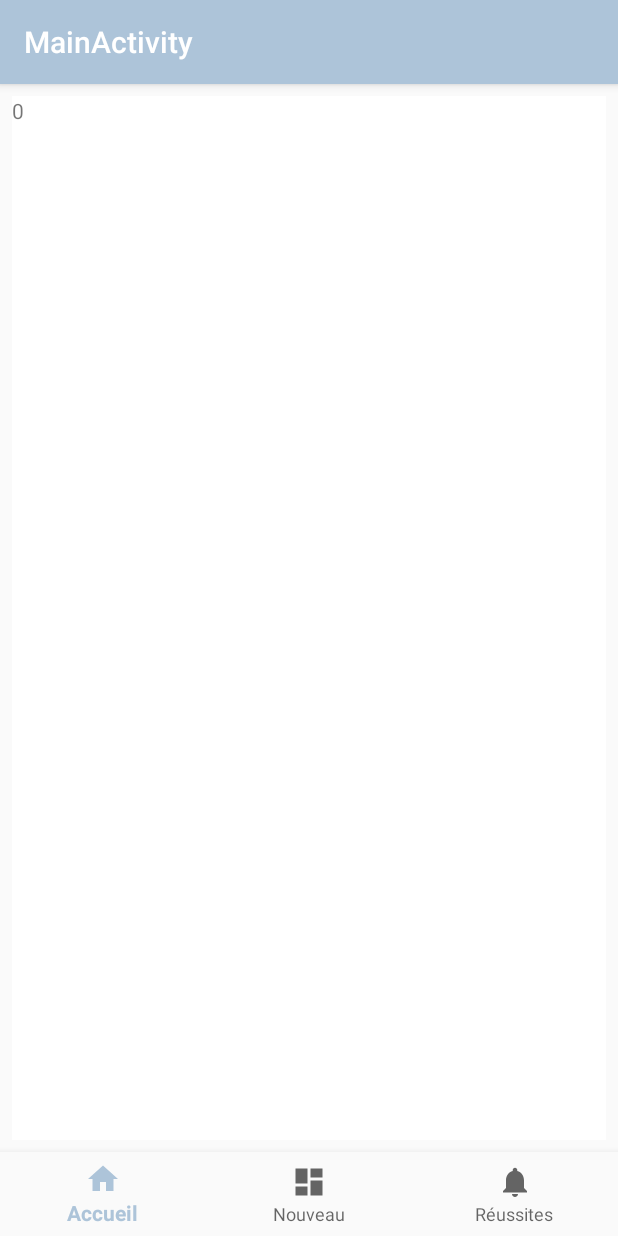
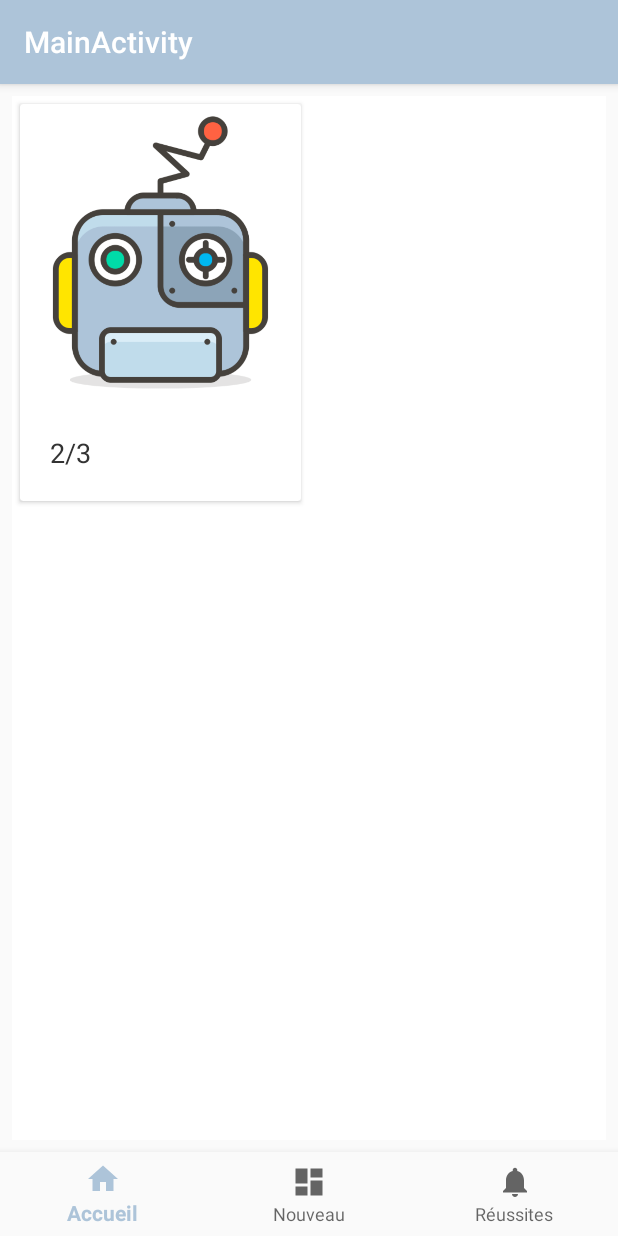
Before and after one commit to csgrdcelia/Captch-up, an Android app: the screen it shows after launch once a user with an empty profile is signed in (MainActivity), on a phone screen of 412 x 824 dp. Run offline under Robolectric (Android 15) with nearby library versions, the phone set to English and light mode, and no system bars; our stand-ins replace Firebase (no records; nobody signed in at launch, a user with empty details on screens opened directly), Picasso.

Commit message:
Level CardView RecyclerView working

```diff
--- a/app/build.gradle
+++ b/app/build.gradle
@@ -23,10 +23,13 @@ android {
 dependencies {
     implementation fileTree(dir: 'libs', include: ['*.jar'])
     implementation 'com.android.support:appcompat-v7:28.0.0'
+    implementation 'com.android.support:recyclerview-v7:28.0.0'
+    implementation 'com.android.support:cardview-v7:28.0.0'
     implementation 'com.android.support.constraint:constraint-layout:1.1.3'
     implementation 'com.android.support:design:28.0.0'
     implementation 'com.android.support:support-vector-drawable:28.0.0'
     implementation 'com.android.support:support-v4:28.0.0'
+    implementation 'com.squareup.picasso:picasso:2.71828'
     testImplementation 'junit:junit:4.12'
     androidTestImplementation 'com.android.support.test:runner:1.0.2'
     androidTestImplementation 'com.android.support.test.espresso:espresso-core:3.0.2'
--- a/app/src/main/java/com/esgi/project/captchup/Level.java
+++ b/app/src/main/java/com/esgi/project/captchup/Level.java
@@ -7,5 +7,29 @@ import java.util.List;
 public class Level {
     private int id;
     private List<Prediction> predictions;
-    private Image image;
+    private String imageUrl;
+
+    public Level() {
+    }
+
+    public Level(int id, List<Prediction> predictions, String image) {
+        this.id = id;
+        this.predictions = predictions;
+        this.imageUrl = image;
+    }
+
+    public String getAdvancement()
+    {
+        int completed = 0;
+        for (Prediction prediction : predictions)
+        {
+            if(prediction.found)
+                completed += 1;
+        }
+        return completed + "/3";
+    }
+
+    public String getImage() {
+        return imageUrl;
+    }
 }
--- /dev/null
+++ b/app/src/main/java/com/esgi/project/captchup/LevelAdapter.java
@@ -0,0 +1,36 @@
+package com.esgi.project.captchup;
+
+import android.support.annotation.NonNull;
+import android.support.v7.widget.RecyclerView;
+import android.view.LayoutInflater;
+import android.view.View;
+import android.view.ViewGroup;
+
+import java.util.List;
+
+public class LevelAdapter extends RecyclerView.Adapter<LevelViewHolder> {
+    List<Level> list;
+
+    public LevelAdapter(List<Level> list)
+    {
+        this.list = list;
+    }
+
+    @NonNull
+    @Override
+    public LevelViewHolder onCreateViewHolder(@NonNull ViewGroup viewGroup, int i) {
+        View view = LayoutInflater.from(viewGroup.getContext()).inflate(R.layout.card_level,viewGroup,false);
+        return new LevelViewHolder(view);
+    }
+
+    @Override
+    public void onBindViewHolder(@NonNull LevelViewHolder levelViewHolder, int i) {
+        Level level = list.get(i);
+        levelViewHolder.bind(level);
+    }
+
+    @Override
+    public int getItemCount() {
+        return list.size();
+    }
+}
--- a/app/src/main/java/com/esgi/project/captchup/LevelFragment.java
+++ b/app/src/main/java/com/esgi/project/captchup/LevelFragment.java
@@ -1,12 +1,20 @@
 package com.esgi.project.captchup;
 
 
+import android.media.Image;
 import android.os.Bundle;
+import android.support.annotation.Nullable;
 import android.support.v4.app.Fragment;
+import android.support.v7.widget.GridLayoutManager;
+import android.support.v7.widget.LinearLayoutManager;
+import android.support.v7.widget.RecyclerView;
 import android.view.LayoutInflater;
 import android.view.View;
 import android.view.ViewGroup;
 import android.widget.TextView;
+
+import java.util.ArrayList;
+import java.util.List;
 
 
 /**
@@ -20,6 +28,8 @@ public class LevelFragment extends Fragment {
     }
 
     int index = 2;
+    private RecyclerView recyclerView;
+    private List<Level> levels = new ArrayList<>();
 
     public LevelFragment() {
         // Required empty public constructor
@@ -46,13 +56,35 @@ public class LevelFragment extends Fragment {
     }
 
     @Override
+    public void onActivityCreated(@Nullable Bundle savedInstanceState) {
+        super.onActivityCreated(savedInstanceState);
+        addLevels();
+        recyclerView = (RecyclerView)getView().findViewById(R.id.recyclerView);
+        //recyclerView.setLayoutManager(new LinearLayoutManager(getView().getContext())); // DISPLAY 1 PER ROW
+        recyclerView.setLayoutManager(new GridLayoutManager(getView().getContext(),2)); // DISPLAY 2 PER ROW
+        recyclerView.setAdapter(new LevelAdapter(levels));
+    }
+
+    @Override
     public void onResume() {
         super.onResume();
-        setTextView(String.valueOf(index));
+
     }
 
-    public void setTextView(String text) {
-        TextView tv = getView().findViewById(R.id.tv);
-        tv.setText(text);
+    private void addLevels()
+    {
+        //TODO: supprimer ceci pour remplacer par la vraie récupération des niveaux
+        Prediction prediction1 = new Prediction(1, "Robot", 80.0, true);
+        Prediction prediction2 = new Prediction(2, "Jeu", 85.0, false);
+        Prediction prediction3 = new Prediction(3, "Test", 90.0, true);
+
+        List<Prediction> predictions = new ArrayList<>();
+        predictions.add(prediction1);
+        predictions.add(prediction2);
+        predictions.add(prediction3);
+
+        Level level = new Level(1, predictions, "url");
+        levels.add(level);
+
     }
 }
--- /dev/null
+++ b/app/src/main/java/com/esgi/project/captchup/LevelViewHolder.java
@@ -0,0 +1,25 @@
+package com.esgi.project.captchup;
+
+import android.support.v7.widget.RecyclerView;
+import android.view.View;
+import android.widget.ImageView;
+import android.widget.TextView;
+
+import com.squareup.picasso.Picasso;
+
+public class LevelViewHolder extends RecyclerView.ViewHolder {
+    private TextView textViewView;
+    private ImageView imageView;
+
+    public LevelViewHolder(View itemView) {
+        super(itemView);
+
+        textViewView = (TextView) itemView.findViewById(R.id.text);
+        imageView = (ImageView) itemView.findViewById(R.id.image);
+    }
+
+    public void bind(Level level){
+        textViewView.setText(level.getAdvancement());
+        imageView.setImageResource(R.drawable.robot);
+    }
+}
--- a/app/src/main/java/com/esgi/project/captchup/Prediction.java
+++ b/app/src/main/java/com/esgi/project/captchup/Prediction.java
@@ -5,4 +5,15 @@ public class Prediction {
     String value;
     Double precision;
     Boolean found;
+
+    public Prediction() {
+    }
+
+
+    public Prediction(int id, String value, Double precision, Boolean found) {
+        this.id = id;
+        this.value = value;
+        this.precision = precision;
+        this.found = found;
+    }
 }
--- /dev/null
+++ b/app/src/main/res/layout/card_level.xml
@@ -0,0 +1,47 @@
+<?xml version="1.0" encoding="utf-8"?>
+<android.support.v7.widget.CardView xmlns:android="http://schemas.android.com/apk/res/android"
+    xmlns:tools="http://schemas.android.com/tools"
+    xmlns:app="http://schemas.android.com/apk/res-auto"
+    android:layout_width="match_parent"
+    android:layout_height="wrap_content"
+    android:layout_margin="5dp"
+
+    app:cardBackgroundColor="@android:color/white"
+    app:cardCornerRadius="2dp"
+    app:cardElevation="2dp">
+
+    <!-- Les CardView possèdent des attributs supplémentaires dont
+         - cardBackgroundColor
+         - cardElevation pour l'élévation (donc aussi l'ombre)
+         - cardCornerRadius pour arrondir les angles
+     -->
+
+    <LinearLayout
+        android:layout_width="match_parent"
+        android:layout_height="wrap_content"
+        android:orientation="vertical">
+
+        <!-- Les CardView agissent comme des FrameLayout,
+         pour avoir une organisation verticale nous devons
+         donc rajouter un LinearLayout -->
+
+        <ImageView
+            android:id="@+id/image"
+            android:layout_width="match_parent"
+            android:layout_height="200dp"
+            android:scaleType="fitCenter"
+            tools:src="@drawable/robot" />
+
+        <TextView
+            android:id="@+id/text"
+            android:layout_width="match_parent"
+            android:layout_height="wrap_content"
+            android:background="?android:selectableItemBackground"
+            android:padding="20dp"
+            tools:text="1/3"
+            android:fontFamily="sans-serif"
+            android:textColor="#333"
+            android:textSize="18sp" />
+    </LinearLayout>
+
+</android.support.v7.widget.CardView>
--- a/app/src/main/res/layout/fragment_level.xml
+++ b/app/src/main/res/layout/fragment_level.xml
@@ -7,10 +7,10 @@
     tools:context=".LevelFragment">
 
     <!-- TODO: Update blank fragment layout -->
-    <TextView
-        android:id="@+id/tv"
+
+    <android.support.v7.widget.RecyclerView
+        android:id="@+id/recyclerView"
         android:layout_width="match_parent"
-        android:layout_height="match_parent"
-        android:text="Level fragment " />
+        android:layout_height="match_parent" />
 
 </FrameLayout>
```
